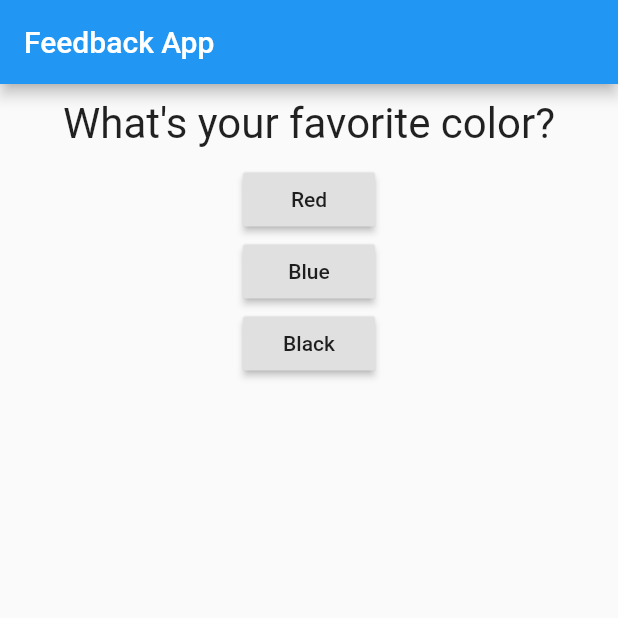
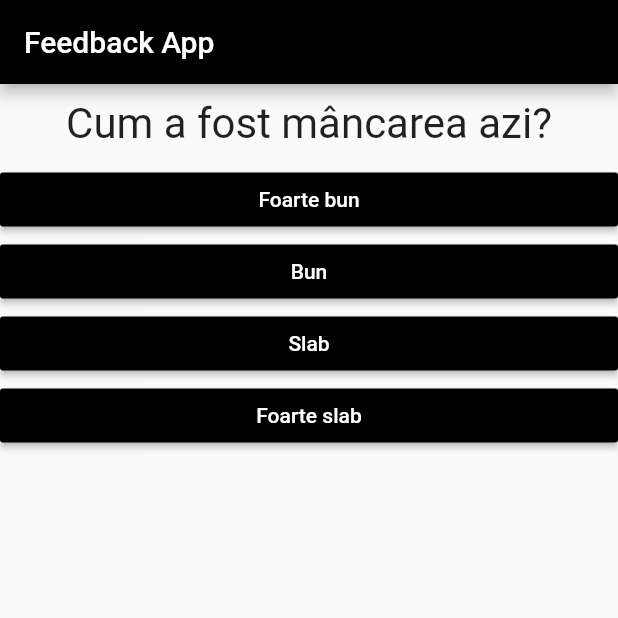
Before and after one commit to IonutSKL/feedback_flutter_app, a Flutter app: the screen it shows after launch, on a phone screen of 412 x 824 dp, the top half of it. Run offline on Flutter 3.47's test engine with Material 2 defaults, Android fonts, the phone set to English and light mode, and no system bars.

Commit message:
questions and answers maps

```diff
--- /dev/null
+++ b/lib/answer.dart
@@ -0,0 +1,22 @@
+import 'package:flutter/material.dart';
+
+class Answer extends StatelessWidget {
+
+  final Function selectHandler;
+  final String answerText;
+
+  Answer(this.selectHandler, this.answerText);
+
+  @override
+  Widget build(BuildContext context) {
+    return Container(
+      width: double.infinity,
+      child: RaisedButton(
+        color: Colors.black,
+        textColor: Colors.white,
+        child: Text(answerText),
+        onPressed: selectHandler,
+      ),
+    );
+  }
+}
--- a/lib/main.dart
+++ b/lib/main.dart
@@ -1,11 +1,12 @@
 import 'package:flutter/material.dart';
 import './question.dart';
+import './answer.dart';
+
 void main() {
   runApp(MyApp());
 }
 
 class MyApp extends StatefulWidget {
-
   @override
   State<StatefulWidget> createState() {
     // TODO: implement createState
@@ -14,9 +15,9 @@ class MyApp extends StatefulWidget {
 }
 
 class _MyAppState extends State<MyApp> {
-    var _questionIndex = 0;
+  var _questionIndex = 0;
 
-  void _answerQuestion(){
+  void _answerQuestion() {
     setState(() {
       _questionIndex = _questionIndex + 1;
     });
@@ -26,29 +27,34 @@ class _MyAppState extends State<MyApp> {
   @override
   Widget build(BuildContext context) {
     var questions = [
-      'What\'s your favorite color?',
-      'What\'s your favorite animal?',
+      {
+        'questionText': 'Cum a fost mâncarea azi?',
+        'answers': ['Foarte bun', 'Bun', 'Slab', 'Foarte slab']
+      },
+      {
+        'questionText': 'Cum a fost servirea azi?',
+        'answers': ['Foarte bun', 'Bun', 'Slab', 'Foarte slab']
+      },
+      {
+        'questionText': 'Cum a fost x azi?',
+        'answers': ['Foarte bun', 'Bun', 'Slab', 'Foarte slab']
+      },
     ];
     return MaterialApp(
       home: Scaffold(
         appBar: AppBar(
+          backgroundColor: Colors.black,
           title: Text('Feedback App'),
         ),
         body: Column(
           children: [
-            Question(questions[_questionIndex]),
-            RaisedButton(
-              child: Text('Red'),
-              onPressed: _answerQuestion,
+            Question(
+              questions[_questionIndex]['questionText'],
             ),
-            RaisedButton(
-              child: Text('Blue'),
-              onPressed: _answerQuestion,
-            ),
-            RaisedButton(
-              child: Text('Black'),
-              onPressed: _answerQuestion,
-            ),
+            ...(questions[_questionIndex]['answers'] as List<String>)
+                .map((answer) {
+              return Answer(_answerQuestion, answer);
+            }).toList()
           ],
         ),
       ),
```
